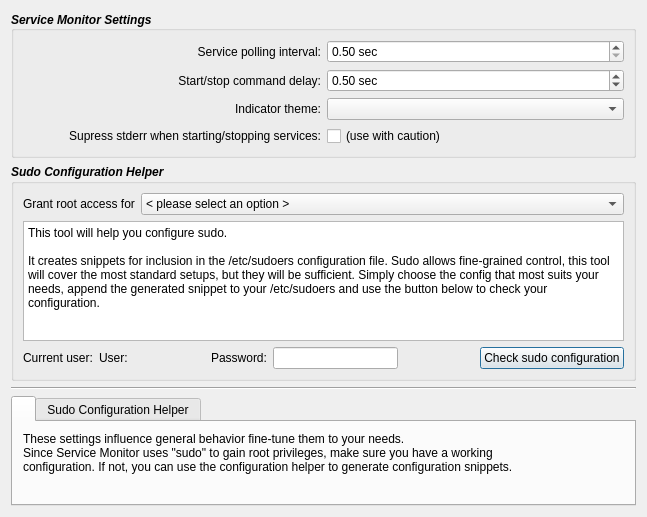
Old version of the form contents/code/dialogs/Settings.ui in the repository mbleichner/service-monitor.
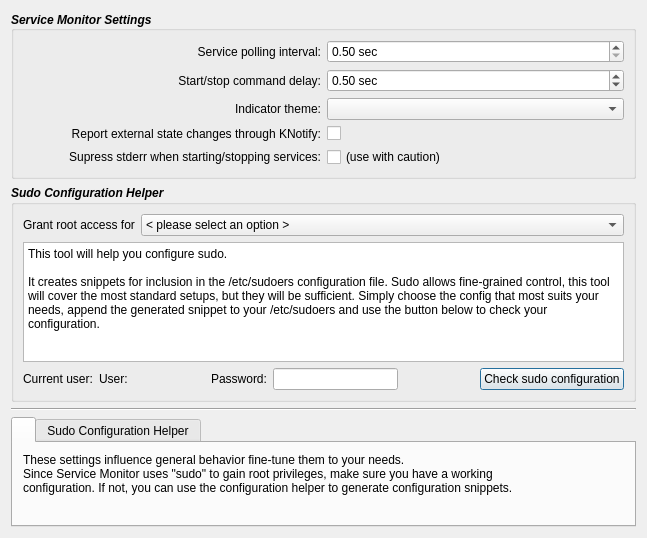
New version of the form. Icons and pictures are not drawn.

Commit message: bugfixes and KNotify config option

What changed in the file:
```diff
--- a/contents/code/dialogs/Settings.ui
+++ b/contents/code/dialogs/Settings.ui
@@ -148,7 +148,7 @@
         </property>
        </widget>
       </item>
-      <item row="3" column="0">
+      <item row="4" column="0">
        <widget class="QLabel" name="label_9">
         <property name="font">
          <font>
@@ -165,7 +165,7 @@
         </property>
        </widget>
       </item>
-      <item row="3" column="1">
+      <item row="4" column="1">
        <widget class="QCheckBox" name="suppressStdoutCheckBox">
         <property name="enabled">
          <bool>true</bool>
@@ -186,6 +186,37 @@
         </property>
        </widget>
       </item>
+      <item row="3" column="1">
+       <widget class="QCheckBox" name="kNotifyCheckBox">
+        <property name="font">
+         <font>
+          <weight>50</weight>
+          <italic>false</italic>
+          <bold>false</bold>
+         </font>
+        </property>
+        <property name="text">
+         <string/>
+        </property>
+       </widget>
+      </item>
+      <item row="3" column="0">
+       <widget class="QLabel" name="label_10">
+        <property name="font">
+         <font>
+          <weight>50</weight>
+          <italic>false</italic>
+          <bold>false</bold>
+         </font>
+        </property>
+        <property name="text">
+         <string>Report external state changes through KNotify:</string>
+        </property>
+        <property name="alignment">
+         <set>Qt::AlignRight|Qt::AlignTrailing|Qt::AlignVCenter</set>
+        </property>
+       </widget>
+      </item>
      </layout>
     </widget>
    </item>
```
The commit also changes 8 other files.
